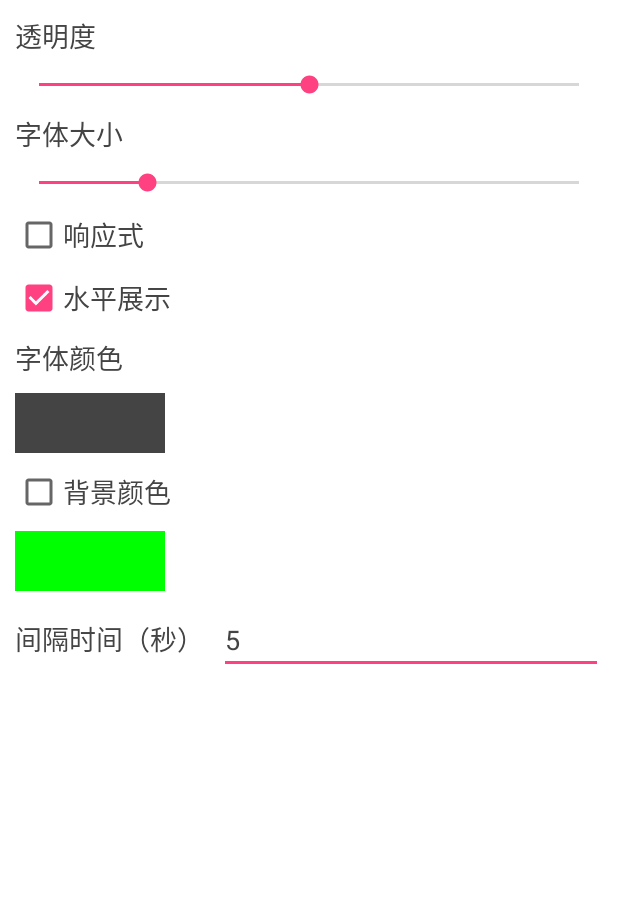
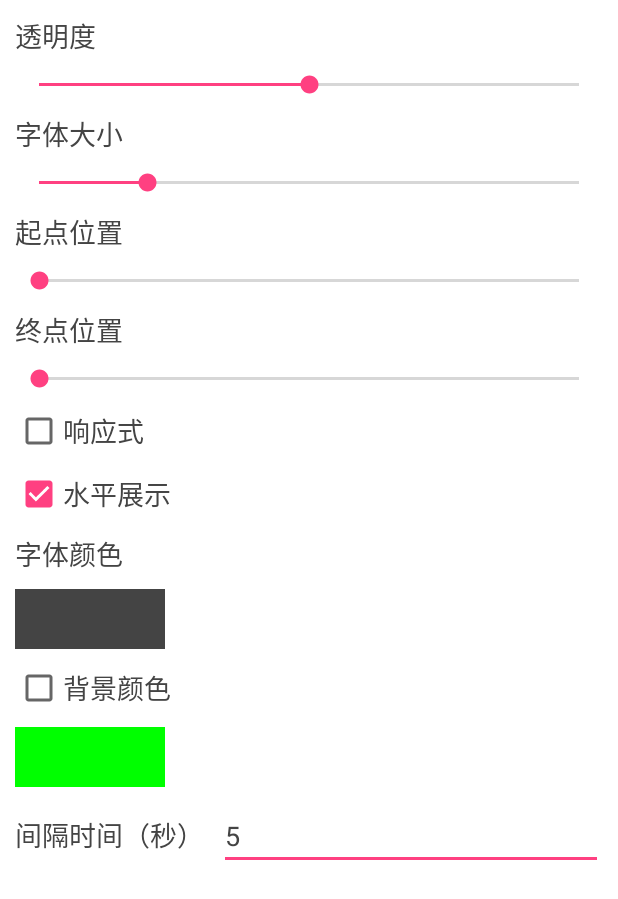
Before and after one commit to fangliangv587/wisdom, an Android app: the SettingActivity screen opened directly, with no data from a screen before it, on a phone screen of 412 x 824 dp. Shown: the top 899 px of the screen. Run offline under Robolectric (Android 15) with nearby library versions, the phone set to English and light mode, and no system bars; libraries missing offline, so code that uses them is left out: com.cenco.lib, com.xcolorpicker.android; 7 statements that could not run were skipped.

Commit message:
屏蔽截屏，增加标题栏展示位置设置

```diff
--- a/app/build.gradle
+++ b/app/build.gradle
@@ -20,6 +20,7 @@ android {
     }
 }
 
+
 dependencies {
     implementation fileTree(include: ['*.jar'], dir: 'libs')
     implementation rootProject.ext.dependencies[ "appcompat-v7"]
--- a/app/src/main/java/com/xz/cenco/wisdom/SettingActivity.java
+++ b/app/src/main/java/com/xz/cenco/wisdom/SettingActivity.java
@@ -15,6 +15,7 @@ import android.view.Gravity;
 import android.view.LayoutInflater;
 import android.view.MotionEvent;
 import android.view.View;
+import android.view.ViewGroup;
 import android.view.Window;
 import android.view.WindowManager;
 import android.widget.Button;
@@ -26,9 +27,12 @@ import android.widget.ProgressBar;
 import android.widget.SeekBar;
 import android.widget.TextView;
 
+import com.cenco.lib.common.LogUtil;
+import com.cenco.lib.common.ScreenUtil;
 import com.xcolorpicker.android.OnColorSelectListener;
 import com.xcolorpicker.android.XColorPicker;
 import com.xz.cenco.wisdom.util.SPUtil;
+import com.xz.cenco.wisdom.util.Util;
 import com.xz.cenco.wisdom.util.WallpaperDrawable;
 
 /**
@@ -50,6 +54,8 @@ public class SettingActivity extends Activity implements View.OnTouchListener, O
     View bgColorView;
     SeekBar alphaseekbar;
     SeekBar sizeseekbar;
+    SeekBar startSeekbar;
+    SeekBar stopSeekbar;
     CheckBox bgCheck;
     CheckBox textDirectionCheck;
     EditText intervalTime;
@@ -61,10 +67,6 @@ public class SettingActivity extends Activity implements View.OnTouchListener, O
     @Override
     protected void onCreate(@Nullable Bundle savedInstanceState) {
         super.onCreate(savedInstanceState);
-
-        requestWindowFeature(Window.FEATURE_NO_TITLE);
-        getWindow().setFlags(WindowManager.LayoutParams.FLAG_FULLSCREEN,
-                WindowManager.LayoutParams.FLAG_FULLSCREEN);
 
         setContentView(R.layout.activity_setting);
 
@@ -89,6 +91,20 @@ public class SettingActivity extends Activity implements View.OnTouchListener, O
         sizeseekbar = findViewById(R.id.sizeseekbar);
         sizeseekbar.setOnSeekBarChangeListener(this);
         sizeseekbar.setProgress(SPUtil.getSize(this));
+
+        startSeekbar = findViewById(R.id.startSeekbar);
+        startSeekbar.setOnSeekBarChangeListener(this);
+        startSeekbar.setMax(ScreenUtil.getScreenWidth(this));
+        int startX = SPUtil.getStartX(this);
+        LogUtil.i("startX = "+ startX);
+        startSeekbar.setProgress(startX);
+
+        stopSeekbar = findViewById(R.id.stopSeekbar);
+        stopSeekbar.setOnSeekBarChangeListener(this);
+        stopSeekbar.setMax(ScreenUtil.getScreenWidth(this));
+        int stopX = SPUtil.getStopX(this);
+        LogUtil.i("stopX = "+ stopX);
+        stopSeekbar.setProgress(stopX);
 
         bgCheck = findViewById(R.id.bgCheck);
         bgCheck.setOnCheckedChangeListener(this);
@@ -126,23 +142,24 @@ public class SettingActivity extends Activity implements View.OnTouchListener, O
         //获取的是WindowManagerImpl.CompatModeWrapper
         mWindowManager = (WindowManager) getApplication().getSystemService(getApplication().WINDOW_SERVICE);
         //设置window type
-        wmParams.type = WindowManager.LayoutParams.TYPE_PHONE;
+        wmParams.type = WindowManager.LayoutParams.TYPE_SYSTEM_OVERLAY;
         //设置图片格式，效果为背景透明
         wmParams.format = PixelFormat.RGBA_8888;
-//        wmParams.flags = SPUtil.getMode(this);
-        wmParams.flags = WindowManager.LayoutParams.FLAG_NOT_TOUCH_MODAL | WindowManager.LayoutParams.FLAG_NOT_FOCUSABLE;
+        wmParams.flags = SPUtil.getMode(this);
+//        wmParams.flags = WindowManager.LayoutParams.FLAG_NOT_TOUCH_MODAL | WindowManager.LayoutParams.FLAG_NOT_FOCUSABLE;
         wmParams.gravity = Gravity.LEFT | Gravity.TOP;
         wmParams.x = SPUtil.getPositionX(this);
         wmParams.y = SPUtil.getPositionY(this);
 
         wmParams.width = WindowManager.LayoutParams.MATCH_PARENT;
-        wmParams.height = WindowManager.LayoutParams.WRAP_CONTENT;
+        wmParams.height = Util.getStatusBarHeight(this);
 
         LayoutInflater inflater = LayoutInflater.from(getApplication());
         mFloatLayout = (LinearLayout) inflater.inflate(R.layout.float_layout2, null);
         mFloatLayout.setOnTouchListener(this);
         mWindowManager.addView(mFloatLayout, wmParams);
         mFloatTv = mFloatLayout.findViewById(R.id.float_id);
+
         resetFloatView();
     }
 
@@ -156,6 +173,14 @@ public class SettingActivity extends Activity implements View.OnTouchListener, O
             mFloatTv.setBackgroundColor(Color.TRANSPARENT);
         }
 
+        int screenWidth = ScreenUtil.getScreenWidth(this);
+        LinearLayout.LayoutParams params = (LinearLayout.LayoutParams) mFloatTv.getLayoutParams();
+        int startX = SPUtil.getStartX(this);
+        int stopX = SPUtil.getStopX(this);
+        LogUtil.i("startX="+startX+",stopX="+stopX);
+        params.rightMargin = screenWidth - stopX;
+        params.leftMargin = startX;
+        mFloatTv.setLayoutParams(params);
     }
 
     @Override
@@ -213,12 +238,22 @@ public class SettingActivity extends Activity implements View.OnTouchListener, O
 
     @Override
     public void onProgressChanged(SeekBar seekBar, int progress, boolean fromUser) {
+
+        if (!fromUser){
+            return;
+        }
         if (seekBar == alphaseekbar) {
             float alpha = progress * 1.0f / 100;
             SPUtil.setAlpha(this, alpha);
             resetFloatView();
         } else if (seekBar == sizeseekbar) {
             SPUtil.setSize(this, progress);
+            resetFloatView();
+        }else if (seekBar == startSeekbar){
+            SPUtil.setStartX(this,progress);
+            resetFloatView();
+        }else if (seekBar == stopSeekbar){
+            SPUtil.setStopX(this,progress);
             resetFloatView();
         }
     }
--- a/app/src/main/java/com/xz/cenco/wisdom/util/SPUtil.java
+++ b/app/src/main/java/com/xz/cenco/wisdom/util/SPUtil.java
@@ -7,6 +7,8 @@ import android.content.Context;
 import android.content.SharedPreferences;
 import android.graphics.Color;
 import android.view.WindowManager.LayoutParams;
+
+import com.cenco.lib.common.ScreenUtil;
 
 /**
  * Created by Administrator on 2018/2/23.
@@ -26,11 +28,25 @@ public class SPUtil {
     private static final String positionY = "positionY";
     private static final String interval = "internval";
     private static final String oritation = "oritation";
+    private static final String autocolor = "autocolor";
+    private static final String startX = "startX";
+    private static final String stopX = "stopX";
 
     private static final int defaultMode = LayoutParams.FLAG_NOT_TOUCH_MODAL | LayoutParams.FLAG_NOT_FOCUSABLE | LayoutParams.FLAG_NOT_TOUCHABLE | LayoutParams.FLAG_LAYOUT_IN_SCREEN;
 
     private static SharedPreferences getSharedPreferences(Context context) {
         return context.getSharedPreferences(spname, 0);
+    }
+
+    public static void setAutocolor(Context context,boolean alphaValue){
+        SharedPreferences sp = getSharedPreferences(context);
+        sp.edit().putBoolean(autocolor,alphaValue).commit();
+    }
+
+    public static boolean getAutocolor(Context context){
+        SharedPreferences sp = getSharedPreferences(context);
+        boolean alphaValue = sp.getBoolean(oritation,false);
+        return alphaValue;
     }
 
     public static void setOritation(Context context,boolean alphaValue){
@@ -138,7 +154,26 @@ public class SPUtil {
         return positionYValue;
     }
 
+    public static void setStartX(Context context,int positionXValue){
+        SharedPreferences sp = getSharedPreferences(context);
+        sp.edit().putInt(startX,positionXValue).commit();
+    }
 
+    public static int getStartX(Context context){
+        SharedPreferences sp = getSharedPreferences(context);
+        int positionXValue = sp.getInt(startX,0);
+        return positionXValue;
+    }
+    public static void setStopX(Context context,int positionXValue){
+        SharedPreferences sp = getSharedPreferences(context);
+        sp.edit().putInt(stopX,positionXValue).commit();
+    }
+
+    public static int getStopX(Context context){
+        SharedPreferences sp = getSharedPreferences(context);
+        int positionXValue = sp.getInt(stopX, ScreenUtil.getScreenWidth(context));
+        return positionXValue;
+    }
 
 
 }
--- a/app/src/main/res/layout/activity_setting.xml
+++ b/app/src/main/res/layout/activity_setting.xml
@@ -23,6 +23,20 @@
     <SeekBar
         style="@style/FullViewStyle"
         android:id="@+id/sizeseekbar"/>
+    <TextView
+        style="@style/normalViewStyle"
+        android:text="起点位置"/>
+
+    <SeekBar
+        style="@style/FullViewStyle"
+        android:id="@+id/startSeekbar"/>
+    <TextView
+        style="@style/normalViewStyle"
+        android:text="终点位置"/>
+
+    <SeekBar
+        style="@style/FullViewStyle"
+        android:id="@+id/stopSeekbar"/>
 
     <CheckBox
         style="@style/normalViewStyle"
--- a/app/src/main/res/layout/float_layout2.xml
+++ b/app/src/main/res/layout/float_layout2.xml
@@ -8,7 +8,7 @@
     <TextView
         android:id="@+id/float_id"
         android:layout_width="match_parent"
-        android:layout_height="wrap_content"
+        android:layout_height="match_parent"
         android:gravity="center"
         android:singleLine="true"
         android:ellipsize="marquee"
--- a/config.gradle
+++ b/config.gradle
@@ -4,7 +4,7 @@ ext {
     android = [
             compileSdkVersion: 26,
             applicationId    : "com.xz.cenco.wisdom",
-            minSdkVersion    : 21,
+            minSdkVersion    : 23,
             targetSdkVersion : 26,
             versionCode      : 1,
             versionName      : "1.0"
```
Also changed, not shown: app/src/main/java/com/xz/cenco/wisdom/FxService2.java (+24 -5 lines), app/src/main/java/com/xz/cenco/wisdom/MainActivity.java (+15 -3 lines).
